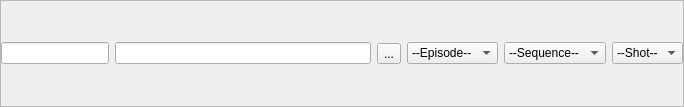
Above: ui/input_field.ui from iceanimations/SceneBundle before the change. Below: the same form after it.
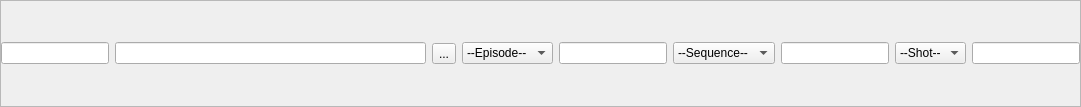
That is the form after the change.

What changed in the file:
```diff
--- a/ui/input_field.ui
+++ b/ui/input_field.ui
@@ -6,7 +6,7 @@
    <rect>
     <x>0</x>
     <y>0</y>
-    <width>684</width>
+    <width>1081</width>
     <height>107</height>
    </rect>
   </property>
@@ -62,6 +62,16 @@
      </item>
     </widget>
    </item>
+   <item>
+    <widget class="QLineEdit" name="epBox2">
+     <property name="sizePolicy">
+      <sizepolicy hsizetype="Preferred" vsizetype="Fixed">
+       <horstretch>0</horstretch>
+       <verstretch>0</verstretch>
+      </sizepolicy>
+     </property>
+    </widget>
+   </item>
    <item>
     <widget class="QComboBox" name="seqBox">
      <item>
@@ -71,6 +81,16 @@
      </item>
     </widget>
    </item>
+   <item>
+    <widget class="QLineEdit" name="seqBox2">
+     <property name="sizePolicy">
+      <sizepolicy hsizetype="Preferred" vsizetype="Fixed">
+       <horstretch>0</horstretch>
+       <verstretch>0</verstretch>
+      </sizepolicy>
+     </property>
+    </widget>
+   </item>
    <item>
     <widget class="QComboBox" name="shBox">
      <item>
@@ -80,6 +100,16 @@
      </item>
     </widget>
    </item>
+   <item>
+    <widget class="QLineEdit" name="shBox2">
+     <property name="sizePolicy">
+      <sizepolicy hsizetype="Preferred" vsizetype="Fixed">
+       <horstretch>0</horstretch>
+       <verstretch>0</verstretch>
+      </sizepolicy>
+     </property>
+    </widget>
+   </item>
   </layout>
  </widget>
  <resources/>
```
